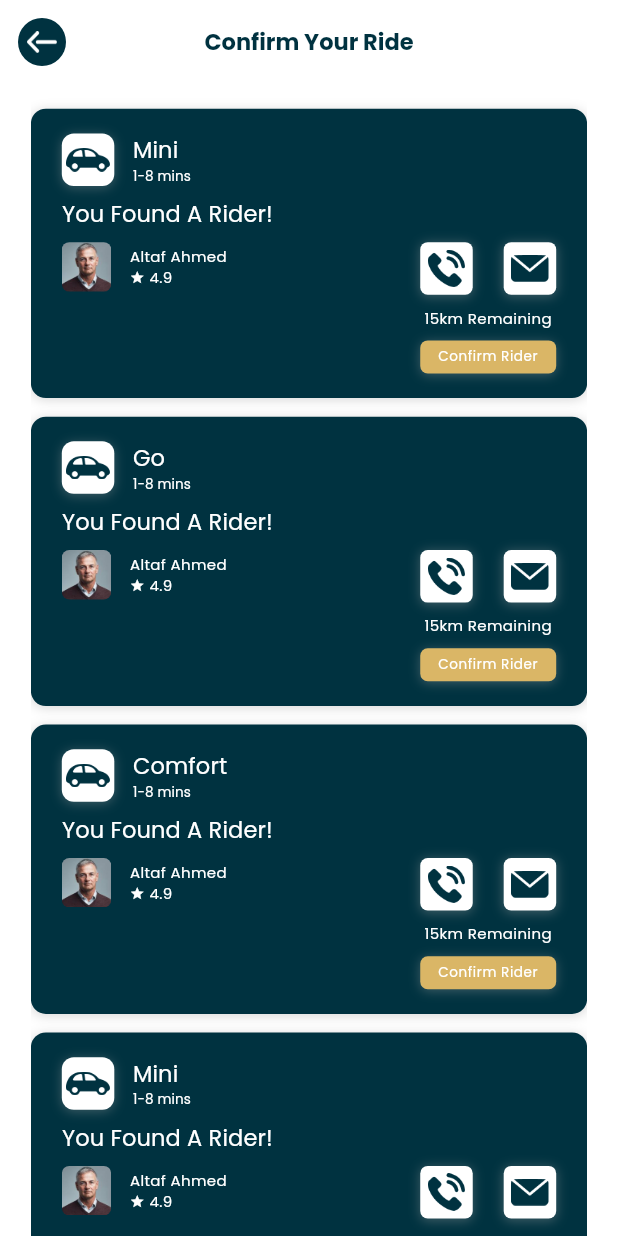
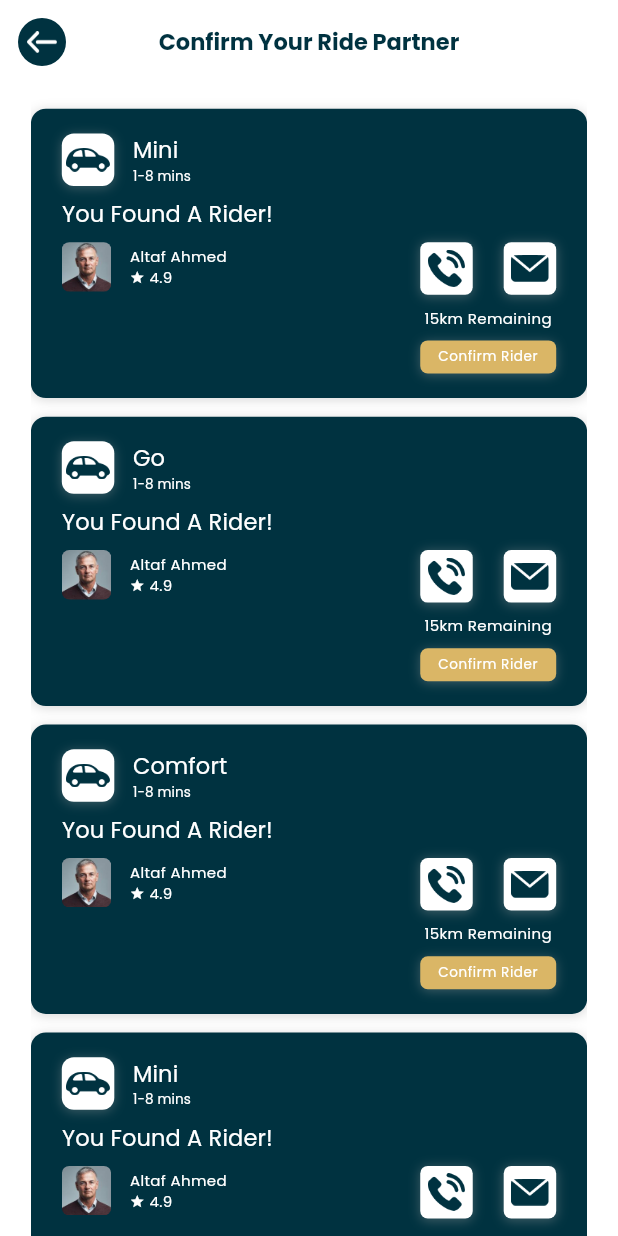
Before and after one commit to TM-Creation/Ridelay, a Flutter app: the DriverRideSelectionScreen screen opened by its route, on a phone screen of 412 x 824 dp. Run offline on Flutter 3.47's test engine with Material 3 defaults, Android fonts, the phone set to English and light mode, and no system bars; drawn by our look-alikes of overlay_support; our stand-ins replace bloc, camera, dio, dotted_border, flutter_bloc, flutter_image_compress and 6 more; missing offline and left inert: flutter_polyline_points; accounts and stored records are empty.

Commit message:
check merge

```diff
--- a/lib/src/presentation/ui/screens/driver_screens/driver_main_screen.dart
+++ b/lib/src/presentation/ui/screens/driver_screens/driver_main_screen.dart
@@ -31,7 +31,7 @@ class _DriverRideSelectionScreenState extends State<DriverRideSelectionScreen> {
         resizeToAvoidBottomInset: false,
         backgroundColor: Colors.white,
         appBar: GenericAppBars.appBarWithBackButtonAndTitle(
-            "Confirm Your Ride", context, false),
+            "Confirm Your Ride Partner", context, false),
         body: SizedBox(
             width: ScreenConfig.screenSizeWidth,
             child: Center(
```
